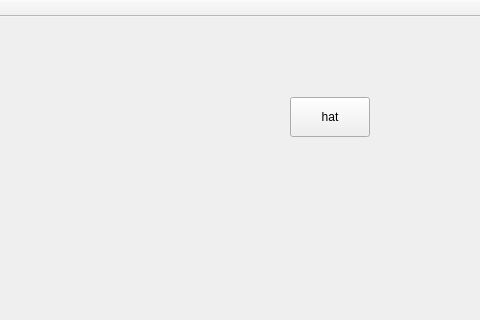
This is QtApplication/mainWindow.ui in RTEP-zero-to-one/FacialDecoration as Qt 5 draws it before an edit; both pictures show x 620 to 1100 and y 0 to 320 of the 1100 by 800 pixel window. The edited form follows.
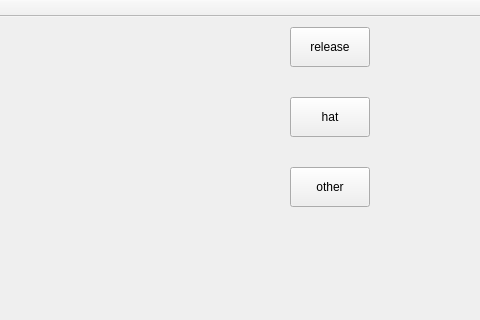
This is the edited form.

Commit message: dynamic get decoration images and release decoration

```diff
--- a/QtApplication/mainWindow.ui
+++ b/QtApplication/mainWindow.ui
@@ -100,6 +100,44 @@
      <bool>false</bool>
     </property>
    </widget>
+   <widget class="QPushButton" name="otherDecoration">
+    <property name="enabled">
+     <bool>true</bool>
+    </property>
+    <property name="geometry">
+     <rect>
+      <x>910</x>
+      <y>150</y>
+      <width>80</width>
+      <height>40</height>
+     </rect>
+    </property>
+    <property name="text">
+     <string>other</string>
+    </property>
+    <property name="checkable">
+     <bool>true</bool>
+    </property>
+   </widget>
+   <widget class="QPushButton" name="releaseDecoration">
+    <property name="enabled">
+     <bool>true</bool>
+    </property>
+    <property name="geometry">
+     <rect>
+      <x>910</x>
+      <y>10</y>
+      <width>80</width>
+      <height>40</height>
+     </rect>
+    </property>
+    <property name="text">
+     <string>release</string>
+    </property>
+    <property name="checkable">
+     <bool>true</bool>
+    </property>
+   </widget>
   </widget>
   <widget class="QMenuBar" name="menuBar">
    <property name="enabled">
```
The commit also changes 2 other files.
